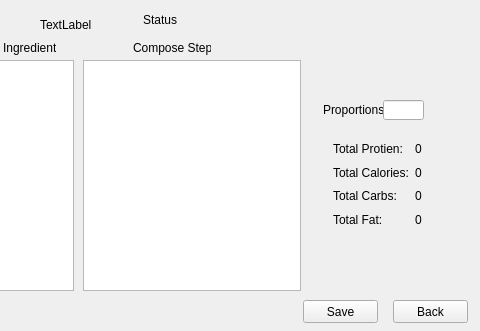
Above: mealplanner/createrecipewindow.ui from escobaros-dos/mealplanner before the change; both pictures show x 287 to 767 and y 0 to 331 of the 767 by 331 pixel window. Below: the same form after it.
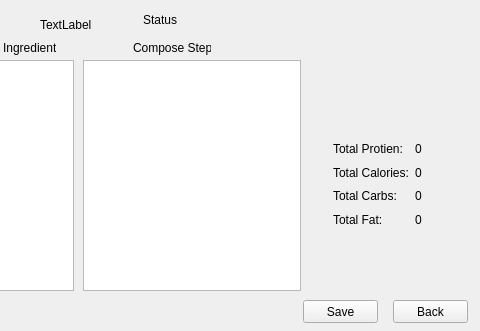
That is the form after the change.

```diff
--- a/mealplanner/createrecipewindow.ui
+++ b/mealplanner/createrecipewindow.ui
@@ -263,29 +263,6 @@
     </item>
    </layout>
   </widget>
-  <widget class="QLabel" name="label_6">
-   <property name="geometry">
-    <rect>
-     <x>610</x>
-     <y>100</y>
-     <width>71</width>
-     <height>20</height>
-    </rect>
-   </property>
-   <property name="text">
-    <string>Proportions</string>
-   </property>
-  </widget>
-  <widget class="QLineEdit" name="lineEdit_2">
-   <property name="geometry">
-    <rect>
-     <x>670</x>
-     <y>100</y>
-     <width>41</width>
-     <height>20</height>
-    </rect>
-   </property>
-  </widget>
   <widget class="QLabel" name="RecipeStatusLabel">
    <property name="geometry">
     <rect>
```
Left out of the diff: 2 changed lines with no effect on the pictures.
